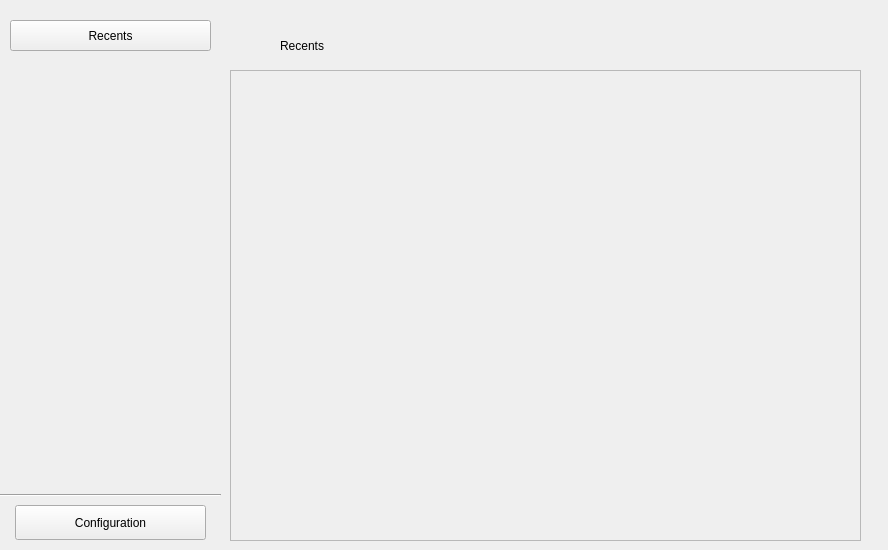
The window that src/components/projects-panel/projectspanel.ui (RapidWebForge/RapidWebForgeApp) describes before a commit, drawn with Qt 5.
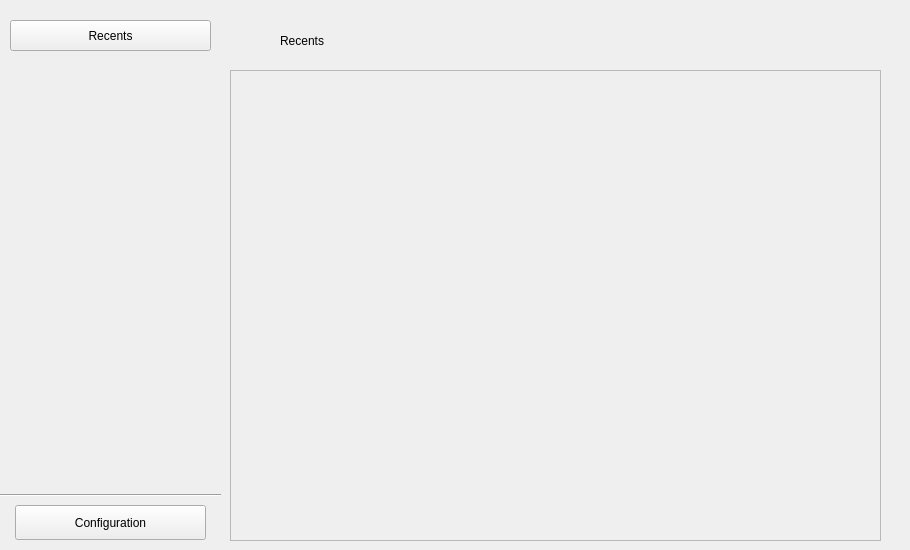
The same window after the commit. Icons and pictures are not drawn.

The edit to the form file:
```diff
--- a/src/components/projects-panel/projectspanel.ui
+++ b/src/components/projects-panel/projectspanel.ui
@@ -6,7 +6,7 @@
    <rect>
     <x>0</x>
     <y>0</y>
-    <width>888</width>
+    <width>910</width>
     <height>550</height>
    </rect>
   </property>
@@ -17,9 +17,9 @@
    <property name="geometry">
     <rect>
      <x>280</x>
-     <y>30</y>
+     <y>20</y>
      <width>111</width>
-     <height>31</height>
+     <height>41</height>
     </rect>
    </property>
    <property name="text">
@@ -31,7 +31,7 @@
     <rect>
      <x>230</x>
      <y>70</y>
-     <width>631</width>
+     <width>651</width>
      <height>471</height>
     </rect>
    </property>
@@ -46,7 +46,7 @@
      <rect>
       <x>0</x>
       <y>0</y>
-      <width>629</width>
+      <width>649</width>
       <height>469</height>
      </rect>
     </property>
@@ -55,7 +55,7 @@
       <rect>
        <x>4</x>
        <y>0</y>
-       <width>631</width>
+       <width>641</width>
        <height>491</height>
       </rect>
      </property>
```
